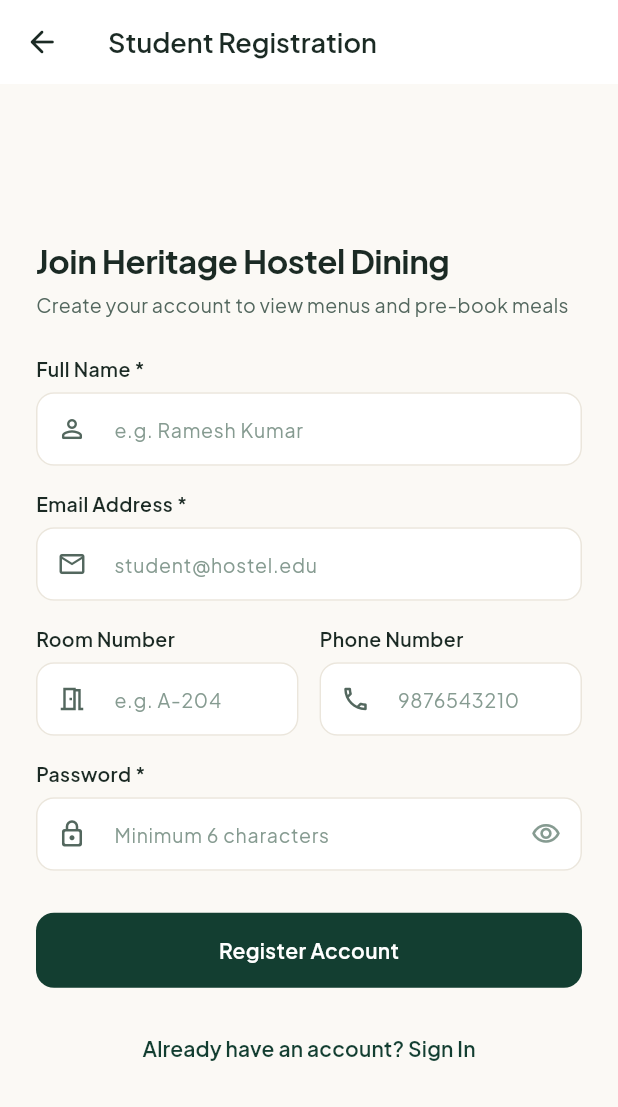
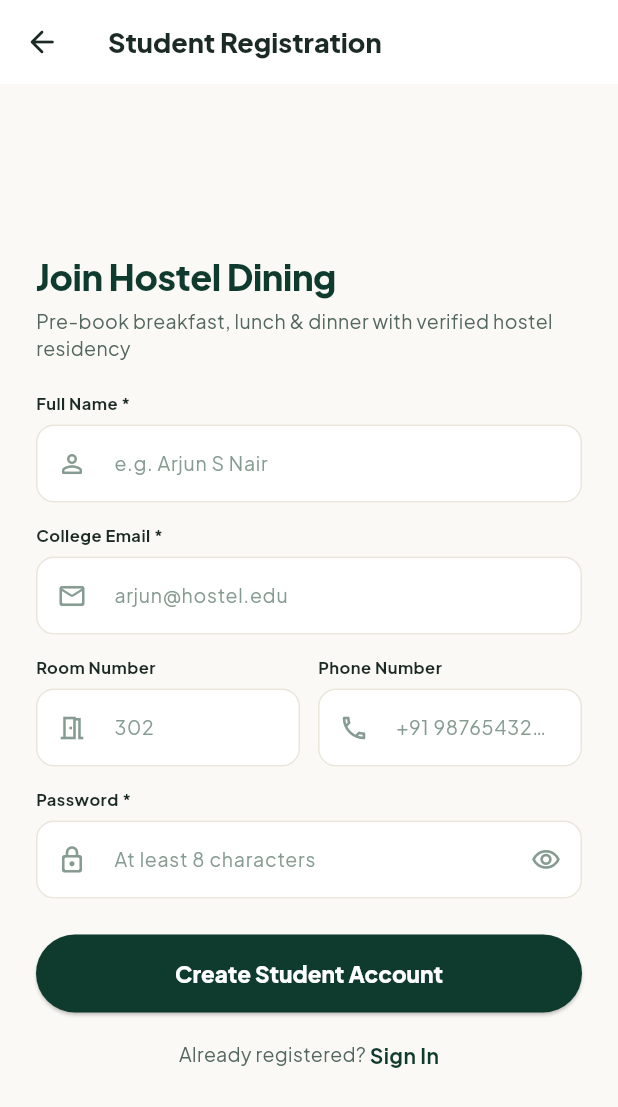
Before and after one commit to arjun1Fa/hostel_food, a Flutter app: the RegisterScreen screen opened by its route, on a phone screen of 412 x 824 dp. Shown: the top 1107 px of the screen. Run offline on Flutter 3.47's test engine with Material 3 defaults, Android fonts, the light colour scheme and no system bars; our stand-ins replace dio, flutter_riverpod, go_router, google_fonts, shared_preferences; accounts and stored records are empty.

Commit message:
feat(auth): redesign student registration screen with room and hostel fields

```diff
--- a/frontend/lib/features/auth/presentation/register_screen.dart
+++ b/frontend/lib/features/auth/presentation/register_screen.dart
@@ -3,8 +3,6 @@ import 'package:flutter_riverpod/flutter_riverpod.dart';
 import 'package:go_router/go_router.dart';
 import '../../../core/theme/app_colors.dart';
 import '../../../core/theme/app_typography.dart';
-import '../../../shared/widgets/custom_button.dart';
-import '../../../shared/widgets/custom_text_field.dart';
 import '../state/auth_controller.dart';
 
 class RegisterScreen extends ConsumerStatefulWidget {
@@ -24,30 +22,30 @@ class _RegisterScreenState extends ConsumerState<RegisterScreen> {
 
   @override
   void dispose() {
-    _nameController.dispose;
-    _emailController.dispose;
-    _roomController.dispose;
-    _phoneController.dispose;
-    _passwordController.dispose;
+    _nameController.dispose();
+    _emailController.dispose();
+    _roomController.dispose();
+    _phoneController.dispose();
+    _passwordController.dispose();
     super.dispose();
   }
 
   Future<void> _handleRegister() async {
-    if (_nameController.text.isEmpty ||
-        _emailController.text.isEmpty ||
-        _passwordController.text.isEmpty) {
+    if (_nameController.text.trim().isEmpty ||
+        _emailController.text.trim().isEmpty ||
+        _passwordController.text.trim().isEmpty) {
       ScaffoldMessenger.of(context).showSnackBar(
-        const SnackBar(content: Text('Please fill all mandatory fields')),
+        const SnackBar(content: Text('Please fill all mandatory fields (Name, Email, Password).')),
       );
       return;
     }
 
     final success = await ref.read(authProvider.notifier).register(
-          email: _emailController.text,
-          password: _passwordController.text,
-          fullName: _nameController.text,
-          roomNumber: _roomController.text,
-          phoneNumber: _phoneController.text,
+          email: _emailController.text.trim(),
+          password: _passwordController.text.trim(),
+          fullName: _nameController.text.trim(),
+          roomNumber: _roomController.text.trim(),
+          phoneNumber: _phoneController.text.trim(),
         );
 
     if (success && mounted) {
@@ -62,7 +60,7 @@ class _RegisterScreenState extends ConsumerState<RegisterScreen> {
     return Scaffold(
       backgroundColor: AppColors.background,
       appBar: AppBar(
-        title: const Text('Student Registration'),
+        title: Text('Student Registration', style: AppTypography.titleLarge.copyWith(fontWeight: FontWeight.w800)),
         leading: IconButton(
           icon: const Icon(Icons.arrow_back_rounded),
           onPressed: () => context.pop(),
@@ -78,75 +76,111 @@ class _RegisterScreenState extends ConsumerState<RegisterScreen> {
                 crossAxisAlignment: CrossAxisAlignment.stretch,
                 children: [
                   Text(
-                    'Join Heritage Hostel Dining',
-                    style: AppTypography.displayMedium,
+                    'Join Hostel Dining',
+                    style: AppTypography.displayMedium.copyWith(
+                      fontSize: 24,
+                      fontWeight: FontWeight.w800,
+                      color: AppColors.primaryDark,
                     ),
-                  const SizedBox(height: 6),
+                  ),
+                  const SizedBox(height: 4),
                   Text(
-                    'Create your account to view menus and pre-book meals',
-                    style: AppTypography.bodyMedium,
+                    'Pre-book breakfast, lunch & dinner with verified hostel residency',
+                    style: AppTypography.bodyMedium.copyWith(color: AppColors.textSecondary),
                   ),
-                  const SizedBox(height: 24),
+                  const SizedBox(height: 20),
 
                   if (authState.errorMessage != null) ...[
                     Container(
                       padding: const EdgeInsets.all(12),
                       decoration: BoxDecoration(
                         color: AppColors.dangerSubtle,
-                        borderRadius: BorderRadius.circular(10),
+                        borderRadius: BorderRadius.circular(12),
+                        border: Border.all(color: AppColors.danger.withOpacity(0.3)),
                       ),
                       child: Text(
                         authState.errorMessage!,
-                        style: AppTypography.bodyMedium.copyWith(color: AppColors.danger),
+                        style: AppTypography.bodyMedium.copyWith(color: AppColors.danger, fontSize: 12),
                       ),
                     ),
                     const SizedBox(height: 16),
                   ],
 
-                  CustomTextField(
-                    label: 'Full Name *',
-                    hint: 'e.g. Ramesh Kumar',
+                  // Full Name
+                  Text('Full Name *', style: AppTypography.labelSmall.copyWith(fontWeight: FontWeight.bold, color: AppColors.textPrimary)),
+                  const SizedBox(height: 6),
+                  TextField(
                     controller: _nameController,
-                    prefixIcon: Icons.person_outline_rounded,
+                    decoration: const InputDecoration(
+                      hintText: 'e.g. Arjun S Nair',
+                      prefixIcon: Icon(Icons.person_outline_rounded, size: 20, color: AppColors.textMuted),
                     ),
-                  const SizedBox(height: 16),
-                  CustomTextField(
-                    label: 'Email Address *',
-                    hint: 'student@hostel.edu',
+                  ),
+                  const SizedBox(height: 14),
+
+                  // Email
+                  Text('College Email *', style: AppTypography.labelSmall.copyWith(fontWeight: FontWeight.bold, color: AppColors.textPrimary)),
+                  const SizedBox(height: 6),
+                  TextField(
                     controller: _emailController,
                     keyboardType: TextInputType.emailAddress,
-                    prefixIcon: Icons.email_outlined,
+                    decoration: const InputDecoration(
+                      hintText: 'arjun@hostel.edu',
+                      prefixIcon: Icon(Icons.mail_outline_rounded, size: 20, color: AppColors.textMuted),
                     ),
-                  const SizedBox(height: 16),
+                  ),
+                  const SizedBox(height: 14),
+
+                  // Room Number & Phone
                   Row(
                     children: [
                       Expanded(
-                        child: CustomTextField(
-                          label: 'Room Number',
-                          hint: 'e.g. A-204',
+                        child: Column(
+                          crossAxisAlignment: CrossAxisAlignment.start,
+                          children: [
+                            Text('Room Number', style: AppTypography.labelSmall.copyWith(fontWeight: FontWeight.bold, color: AppColors.textPrimary)),
+                            const SizedBox(height: 6),
+                            TextField(
                               controller: _roomController,
-                          prefixIcon: Icons.meeting_room_outlined,
-                        ),
-                      ),
-                      const SizedBox(width: 14),
-                      Expanded(
-                        child: CustomTextField(
-                          label: 'Phone Number',
-                          hint: '9876543210',
-                          controller: _phoneController,
-                          keyboardType: TextInputType.phone,
-                          prefixIcon: Icons.phone_outlined,
+                              decoration: const InputDecoration(
+                                hintText: '302',
+                                prefixIcon: Icon(Icons.meeting_room_outlined, size: 20, color: AppColors.textMuted),
                               ),
                             ),
                           ],
                         ),
-                  const SizedBox(height: 16),
-                  CustomTextField(
-                    label: 'Password *',
-                    hint: 'Minimum 6 characters',
+                      ),
+                      const SizedBox(width: 12),
+                      Expanded(
+                        child: Column(
+                          crossAxisAlignment: CrossAxisAlignment.start,
+                          children: [
+                            Text('Phone Number', style: AppTypography.labelSmall.copyWith(fontWeight: FontWeight.bold, color: AppColors.textPrimary)),
+                            const SizedBox(height: 6),
+                            TextField(
+                              controller: _phoneController,
+                              keyboardType: TextInputType.phone,
+                              decoration: const InputDecoration(
+                                hintText: '+91 9876543210',
+                                prefixIcon: Icon(Icons.phone_outlined, size: 20, color: AppColors.textMuted),
+                              ),
+                            ),
+                          ],
+                        ),
+                      ),
+                    ],
+                  ),
+                  const SizedBox(height: 14),
+
+                  // Password
+                  Text('Password *', style: AppTypography.labelSmall.copyWith(fontWeight: FontWeight.bold, color: AppColors.textPrimary)),
+                  const SizedBox(height: 6),
+                  TextField(
                     controller: _passwordController,
                     obscureText: _obscurePassword,
-                    prefixIcon: Icons.lock_outline_rounded,
+                    decoration: InputDecoration(
+                      hintText: 'At least 8 characters',
+                      prefixIcon: const Icon(Icons.lock_outline_rounded, size: 20, color: AppColors.textMuted),
                       suffixIcon: IconButton(
                         icon: Icon(
                           _obscurePassword ? Icons.visibility_outlined : Icons.visibility_off_outlined,
@@ -156,23 +190,44 @@ class _RegisterScreenState extends ConsumerState<RegisterScreen> {
                         onPressed: () => setState(() => _obscurePassword = !_obscurePassword),
                       ),
                     ),
+                  ),
+                  const SizedBox(height: 24),
 
-                  const SizedBox(height: 28),
-                  CustomButton(
-                    text: 'Register Account',
-                    isLoading: authState.isLoading,
-                    onPressed: _handleRegister,
-                    height: 50,
+                  // Register Button
+                  SizedBox(
+                    height: 52,
+                    child: ElevatedButton(
+                      style: ElevatedButton.styleFrom(
+                        backgroundColor: AppColors.primaryDark,
+                        foregroundColor: Colors.white,
+                        elevation: 1,
+                        shape: RoundedRectangleBorder(borderRadius: BorderRadius.circular(26)),
                       ),
-                  const SizedBox(height: 16),
-                  Center(
-                    child: TextButton(
-                      onPressed: () => context.pop(),
-                      child: Text(
-                        'Already have an account? Sign In',
-                        style: AppTypography.titleMedium.copyWith(color: AppColors.primary, fontSize: 14),
+                      onPressed: authState.isLoading ? null : _handleRegister,
+                      child: authState.isLoading
+                          ? const SizedBox(width: 20, height: 20, child: CircularProgressIndicator(color: Colors.white, strokeWidth: 2))
+                          : const Text('Create Student Account', style: TextStyle(fontWeight: FontWeight.w800, fontSize: 15)),
                     ),
                   ),
+
+                  const SizedBox(height: 18),
+
+                  Row(
+                    mainAxisAlignment: MainAxisAlignment.center,
+                    children: [
+                      Text('Already registered? ', style: AppTypography.bodyMedium),
+                      GestureDetector(
+                        onTap: () => context.pop(),
+                        child: Text(
+                          'Sign In',
+                          style: AppTypography.titleMedium.copyWith(
+                            color: AppColors.primaryDark,
+                            fontSize: 14,
+                            fontWeight: FontWeight.bold,
+                          ),
+                        ),
+                      ),
+                    ],
                   ),
                 ],
               ),
```
Lines whose indentation alone changed are shown as unchanged.
